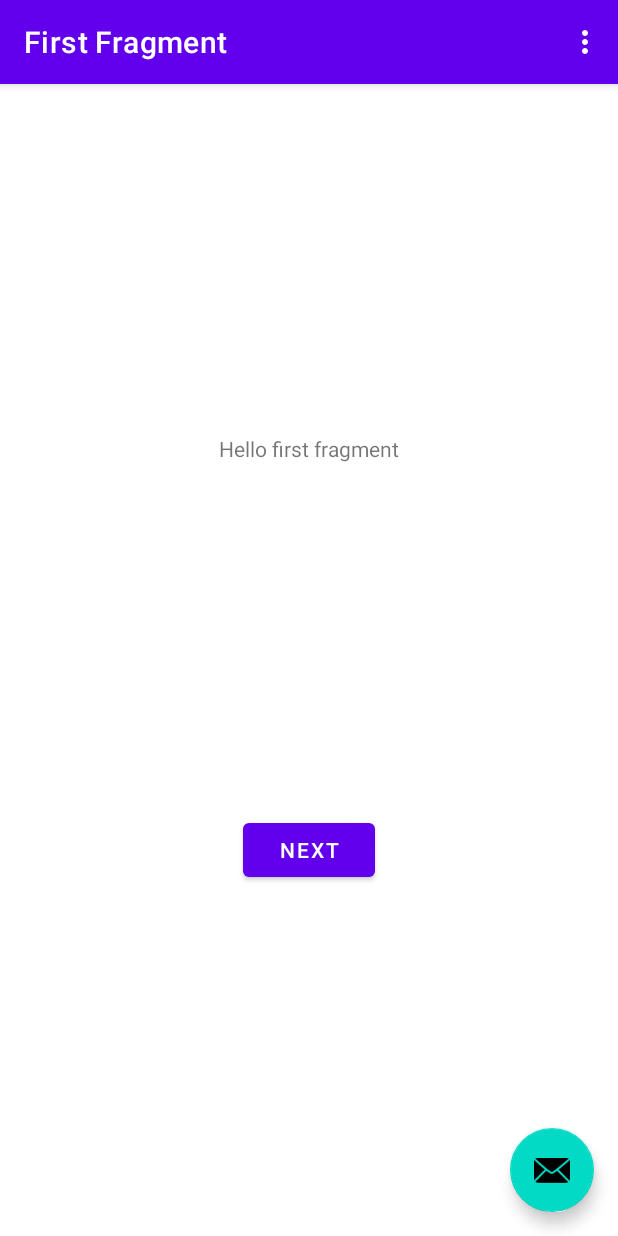
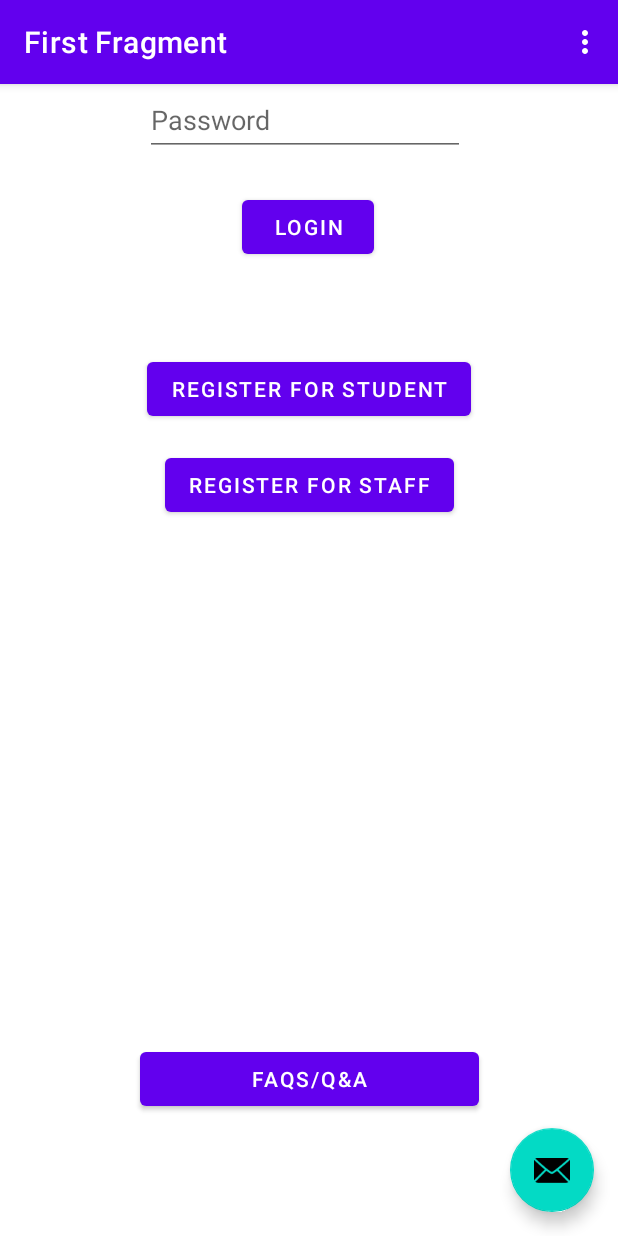
Before and after one commit to LouisCGF/team-23-Project, an Android app: the screen it shows after launch (MainActivity), on a phone screen of 412 x 824 dp. Run offline under Robolectric (Android 15) with nearby library versions, the phone set to English and light mode, and no system bars; our stand-ins replace navigation-ui.

Commit message:
Created primary design of first fragment

```diff
--- a/app/src/main/java/com/example/team_23_project/FirstFragment.java
+++ b/app/src/main/java/com/example/team_23_project/LoginMain.java
@@ -11,7 +11,7 @@ import androidx.navigation.fragment.NavHostFragment;
 
 import com.example.team_23_project.databinding.FragmentFirstBinding;
 
-public class FirstFragment extends Fragment {
+public class LoginMain extends Fragment {
 
     private FragmentFirstBinding binding;
 
@@ -28,11 +28,13 @@ public class FirstFragment extends Fragment {
 
     public void onViewCreated(@NonNull View view, Bundle savedInstanceState) {
         super.onViewCreated(view, savedInstanceState);
-
-        binding.buttonFirst.setOnClickListener(new View.OnClickListener() {
+        binding.loginBtn.setOnClickListener(new View.OnClickListener() {
             @Override
             public void onClick(View view) {
-                NavHostFragment.findNavController(FirstFragment.this)
+                System.out.println(binding.emailTxt.getText());
+                System.out.println(binding.passwordTxt.getText());
+
+                NavHostFragment.findNavController(LoginMain.this)
                         .navigate(R.id.action_FirstFragment_to_SecondFragment);
             }
         });
--- a/app/src/main/res/layout/fragment_first.xml
+++ b/app/src/main/res/layout/fragment_first.xml
@@ -4,25 +4,79 @@
     xmlns:tools="http://schemas.android.com/tools"
     android:layout_width="match_parent"
     android:layout_height="match_parent"
-    tools:context=".FirstFragment">
+    tools:context=".LoginMain">
 
-    <TextView
-        android:id="@+id/textview_first"
+    <EditText
+        android:id="@+id/emailTxt"
         android:layout_width="wrap_content"
         android:layout_height="wrap_content"
-        android:text="@string/hello_first_fragment"
-        app:layout_constraintBottom_toTopOf="@id/button_first"
+        android:ems="10"
+        android:hint="Email"
+        android:inputType="textEmailAddress"
+        app:layout_constraintBottom_toTopOf="@+id/passwordTxt"
+        app:layout_constraintEnd_toEndOf="parent"
+        app:layout_constraintHorizontal_bias="0.487"
+        app:layout_constraintStart_toStartOf="parent"
+        app:layout_constraintTop_toTopOf="parent"
+        app:layout_constraintVertical_bias="0.924" />
+
+    <EditText
+        android:id="@+id/passwordTxt"
+        android:layout_width="wrap_content"
+        android:layout_height="wrap_content"
+        android:ems="10"
+        android:hint="Password"
+        android:inputType="textPassword"
+        android:minHeight="48dp"
+        app:layout_constraintEnd_toEndOf="parent"
+        app:layout_constraintHorizontal_bias="0.487"
+        app:layout_constraintStart_toStartOf="parent"
+        tools:layout_editor_absoluteY="231dp" />
+
+    <Button
+        android:id="@+id/button3"
+        android:layout_width="226dp"
+        android:layout_height="48dp"
+        android:text="FAQs/Q&#38;A"
+        app:layout_constraintBottom_toBottomOf="parent"
+        app:layout_constraintEnd_toEndOf="parent"
+        app:layout_constraintHorizontal_bias="0.502"
+        app:layout_constraintStart_toStartOf="parent"
+        app:layout_constraintTop_toBottomOf="@+id/button2"
+        app:layout_constraintVertical_bias="0.812" />
+
+    <Button
+        android:id="@+id/button"
+        android:layout_width="wrap_content"
+        android:layout_height="wrap_content"
+        android:layout_marginTop="60dp"
+        android:text="Register for Student"
         app:layout_constraintEnd_toEndOf="parent"
         app:layout_constraintStart_toStartOf="parent"
-        app:layout_constraintTop_toTopOf="parent" />
+        app:layout_constraintTop_toBottomOf="@+id/loginBtn" />
 
     <Button
-        android:id="@+id/button_first"
+        android:id="@+id/button2"
         android:layout_width="wrap_content"
         android:layout_height="wrap_content"
-        android:text="@string/next"
-        app:layout_constraintBottom_toBottomOf="parent"
+        android:layout_marginTop="16dp"
+        android:text="Register for Staff"
         app:layout_constraintEnd_toEndOf="parent"
+        app:layout_constraintHorizontal_bias="0.502"
         app:layout_constraintStart_toStartOf="parent"
-        app:layout_constraintTop_toBottomOf="@id/textview_first" />
+        app:layout_constraintTop_toBottomOf="@+id/button" />
+
+    <Button
+        android:id="@+id/loginBtn"
+        android:layout_width="wrap_content"
+        android:layout_height="wrap_content"
+        android:layout_marginTop="78dp"
+        android:text="Login"
+        app:layout_constraintBottom_toBottomOf="@+id/passwordTxt"
+        app:layout_constraintEnd_toEndOf="parent"
+        app:layout_constraintHorizontal_bias="0.498"
+        app:layout_constraintStart_toStartOf="parent"
+        app:layout_constraintTop_toBottomOf="@+id/emailTxt"
+        app:layout_constraintVertical_bias="0.121" />
+
 </androidx.constraintlayout.widget.ConstraintLayout>
--- a/app/src/main/res/navigation/nav_graph.xml
+++ b/app/src/main/res/navigation/nav_graph.xml
@@ -7,7 +7,7 @@
 
     <fragment
         android:id="@+id/FirstFragment"
-        android:name="com.example.team_23_project.FirstFragment"
+        android:name="com.example.team_23_project.LoginMain"
         android:label="@string/first_fragment_label"
         tools:layout="@layout/fragment_first">
 
```
